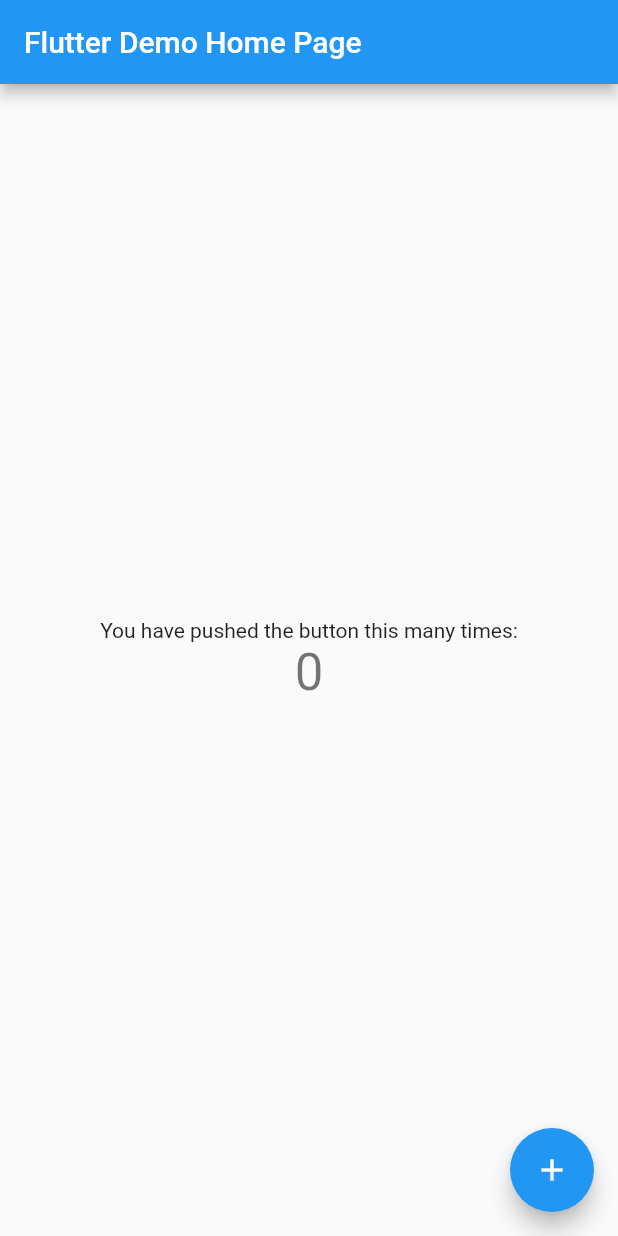
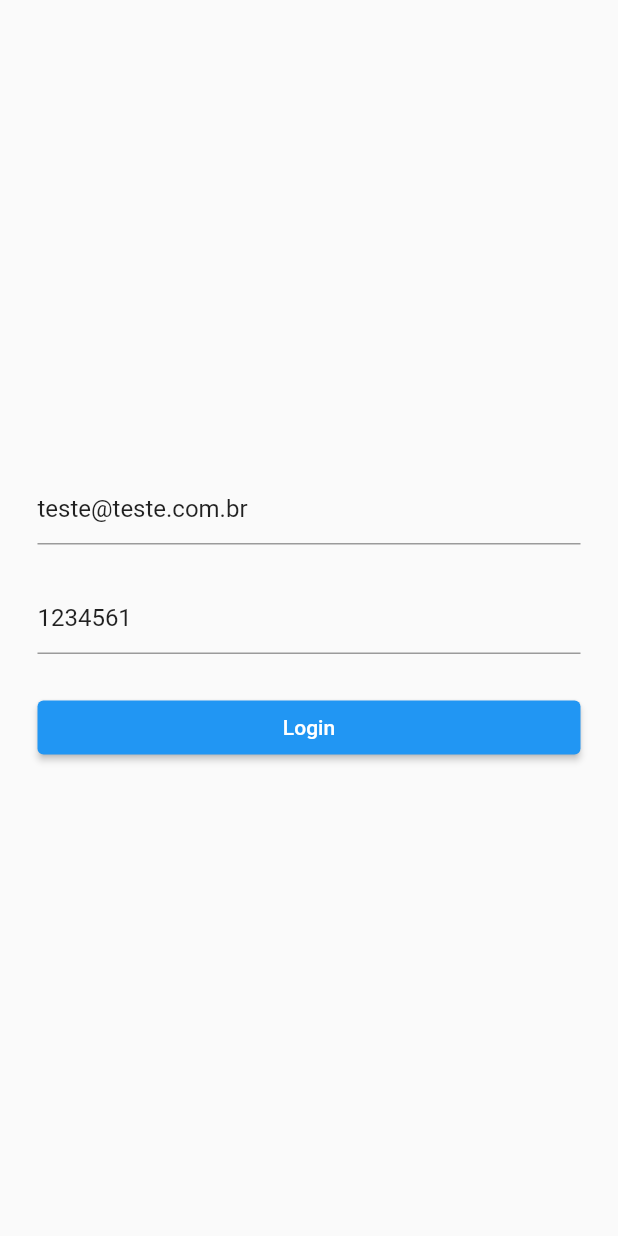
Before and after one commit to lstonussi/bloc_test, a Flutter app: the screen it shows after launch, on a phone screen of 412 x 824 dp. Run offline on Flutter 3.47's test engine with Material 2 defaults, Android fonts, the phone set to English and light mode, and no system bars; our stand-ins replace bloc, equatable, flutter_bloc.

Commit message:
eventose

```diff
--- /dev/null
+++ b/lib/bloc/login_bloc_bloc.dart
@@ -0,0 +1,42 @@
+import 'dart:async';
+
+import 'package:bloc/bloc.dart';
+import 'package:bloc_test/user.dart';
+import 'package:equatable/equatable.dart';
+
+part 'login_bloc_event.dart';
+part 'login_bloc_state.dart';
+
+class LoginBlocBloc extends Bloc<LoginBlocEvent, LoginBlocState> {
+  LoginBlocBloc() : super(LoginBlocInitial());
+
+  @override
+  Stream<LoginBlocState> mapEventToState(
+    LoginBlocEvent event,
+    //recebe todos os eventos que a aplicacao disparar e a partir disso
+    //vai disparando os estados da aplicacao
+  ) async* {
+    if (event is SignInEvent) {
+      try {
+        yield StartLoginState();
+        final user = await authenticate(event.email, event.pass);
+        if (user == null) {
+          yield ErrorLoginState(message: "E-mail ou senha incorreta");
+        } else {
+          yield SuccessLoginState(user: user);
+        }
+      } catch (e) {
+        yield ErrorLoginState(message: "Ops! algo deu errado");
+        print(e);
+      }
+    }
+  }
+
+  Future<User> authenticate(String email, String pass) {
+    return Future.delayed(Duration(seconds: 3), () {
+      if (email == "teste@teste.com.br" && pass == "123456")
+        return User(email: email, name: "Lucas");
+      return null;
+    });
+  }
+}
--- /dev/null
+++ b/lib/bloc/login_bloc_event.dart
@@ -0,0 +1,15 @@
+part of 'login_bloc_bloc.dart';
+
+abstract class LoginBlocEvent extends Equatable {
+  const LoginBlocEvent();
+}
+
+class SignInEvent extends LoginBlocEvent {
+  final String email;
+  final String pass;
+
+  SignInEvent({this.pass, this.email});
+
+  @override
+  List<Object> get props => [email, pass];
+}
--- /dev/null
+++ b/lib/bloc/login_bloc_state.dart
@@ -0,0 +1,32 @@
+part of 'login_bloc_bloc.dart';
+
+abstract class LoginBlocState extends Equatable {
+  const LoginBlocState();
+}
+
+class LoginBlocInitial extends LoginBlocState {
+  @override
+  List<Object> get props => [];
+}
+
+class StartLoginState extends LoginBlocState {
+  @override
+  List<Object> get props => null;
+}
+
+class SuccessLoginState extends LoginBlocState {
+  final User user;
+  SuccessLoginState({this.user});
+  @override
+  List<Object> get props => [user];
+}
+
+class ErrorLoginState extends LoginBlocState {
+  final String message;
+  ErrorLoginState({
+    this.message,
+  });
+
+  @override
+  List<Object> get props => [message];
+}
--- /dev/null
+++ b/lib/home.dart
@@ -0,0 +1,15 @@
+import 'package:bloc_test/user.dart';
+import 'package:flutter/material.dart';
+
+class HomePage extends StatelessWidget {
+  final User user;
+  static const routeName = "HOME";
+
+  const HomePage({Key key, this.user}) : super(key: key);
+  @override
+  Widget build(BuildContext context) {
+    return Scaffold(
+      body: Center(child: Text("Bem-Vindo: ${user.name}")),
+    );
+  }
+}
--- /dev/null
+++ b/lib/login.dart
@@ -0,0 +1,59 @@
+import 'package:bloc_test/bloc/login_bloc_bloc.dart';
+import 'package:flutter/material.dart';
+import 'package:flutter_bloc/flutter_bloc.dart';
+
+class Login extends StatelessWidget {
+  final String errorMessage;
+  Login({this.errorMessage});
+  static const routeName = "LOGIN_PAGE";
+  final _emailController = TextEditingController(text: "teste@teste.com.br");
+  final _passController = TextEditingController(text: "1234561");
+
+  @override
+  Widget build(BuildContext context) {
+    final bloc = BlocProvider.of<LoginBlocBloc>(context);
+    void _authenticate() {
+      final sigInEvent =
+          SignInEvent(email: _emailController.text, pass: _passController.text);
+      bloc.add(sigInEvent);
+    }
+
+    return Scaffold(
+      body: Container(
+        child: Padding(
+          padding: const EdgeInsets.all(25.0),
+          child: Column(
+            mainAxisAlignment: MainAxisAlignment.center,
+            children: [
+              TextField(
+                controller: _emailController,
+              ),
+              SizedBox(
+                height: 25,
+              ),
+              TextField(
+                controller: _passController,
+              ),
+              SizedBox(
+                height: 25,
+              ),
+              errorMessage == null ? SizedBox() : Text(errorMessage),
+              Row(
+                children: [
+                  Expanded(
+                    child: ElevatedButton(
+                      onPressed: () {
+                        _authenticate();
+                      },
+                      child: Text("Login"),
+                    ),
+                  )
+                ],
+              )
+            ],
+          ),
+        ),
+      ),
+    );
+  }
+}
--- a/lib/main.dart
+++ b/lib/main.dart
@@ -1,4 +1,8 @@
+import 'package:bloc_test/bloc/login_bloc_bloc.dart';
+import 'package:bloc_test/home.dart';
+import 'package:bloc_test/login.dart';
 import 'package:flutter/material.dart';
+import 'package:flutter_bloc/flutter_bloc.dart';
 
 void main() {
   runApp(MyApp());
@@ -11,103 +15,31 @@ class MyApp extends StatelessWidget {
     return MaterialApp(
       title: 'Flutter Demo',
       theme: ThemeData(
-        // This is the theme of your application.
-        //
-        // Try running your application with "flutter run". You'll see the
-        // application has a blue toolbar. Then, without quitting the app, try
-        // changing the primarySwatch below to Colors.green and then invoke
-        // "hot reload" (press "r" in the console where you ran "flutter run",
-        // or simply save your changes to "hot reload" in a Flutter IDE).
-        // Notice that the counter didn't reset back to zero; the application
-        // is not restarted.
         primarySwatch: Colors.blue,
       ),
-      home: MyHomePage(title: 'Flutter Demo Home Page'),
+      routes: <String, WidgetBuilder>{
+        HomePage.routeName: (context) => HomePage(),
+        Login.routeName: (context) => Login()
+      },
+      home: MultiBlocProvider(
+        providers: [
+          BlocProvider<LoginBlocBloc>(
+            create: (context) => LoginBlocBloc(),
+          ),
+        ],
+        child: BlocBuilder<LoginBlocBloc, LoginBlocState>(
+          builder: (context, state) {
+            if (state is StartLoginState)
+              return Center(child: CircularProgressIndicator());
+            if (state is ErrorLoginState)
+              return Login(
+                errorMessage: state.message,
+              );
+            if (state is SuccessLoginState) return HomePage(user: state.user);
+            return Login();
+          },
+        ),
+      ),
     );
   }
 }
-
-class MyHomePage extends StatefulWidget {
-  MyHomePage({Key key, this.title}) : super(key: key);
-
-  // This widget is the home page of your application. It is stateful, meaning
-  // that it has a State object (defined below) that contains fields that affect
-  // how it looks.
-
-  // This class is the configuration for the state. It holds the values (in this
-  // case the title) provided by the parent (in this case the App widget) and
-  // used by the build method of the State. Fields in a Widget subclass are
-  // always marked "final".
-
-  final String title;
-
-  @override
-  _MyHomePageState createState() => _MyHomePageState();
-}
-
-class _MyHomePageState extends State<MyHomePage> {
-  int _counter = 0;
-
-  void _incrementCounter() {
-    setState(() {
-      // This call to setState tells the Flutter framework that something has
-      // changed in this State, which causes it to rerun the build method below
-      // so that the display can reflect the updated values. If we changed
-      // _counter without calling setState(), then the build method would not be
-      // called again, and so nothing would appear to happen.
-      _counter++;
-    });
-  }
-
-  @override
-  Widget build(BuildContext context) {
-    // This method is rerun every time setState is called, for instance as done
-    // by the _incrementCounter method above.
-    //
-    // The Flutter framework has been optimized to make rerunning build methods
-    // fast, so that you can just rebuild anything that needs updating rather
-    // than having to individually change instances of widgets.
-    return Scaffold(
-      appBar: AppBar(
-        // Here we take the value from the MyHomePage object that was created by
-        // the App.build method, and use it to set our appbar title.
-        title: Text(widget.title),
-      ),
-      body: Center(
-        // Center is a layout widget. It takes a single child and positions it
-        // in the middle of the parent.
-        child: Column(
-          // Column is also a layout widget. It takes a list of children and
-          // arranges them vertically. By default, it sizes itself to fit its
-          // children horizontally, and tries to be as tall as its parent.
-          //
-          // Invoke "debug painting" (press "p" in the console, choose the
-          // "Toggle Debug Paint" action from the Flutter Inspector in Android
-          // Studio, or the "Toggle Debug Paint" command in Visual Studio Code)
-          // to see the wireframe for each widget.
-          //
-          // Column has various properties to control how it sizes itself and
-          // how it positions its children. Here we use mainAxisAlignment to
-          // center the children vertically; the main axis here is the vertical
-          // axis because Columns are vertical (the cross axis would be
-          // horizontal).
-          mainAxisAlignment: MainAxisAlignment.center,
-          children: <Widget>[
-            Text(
-              'You have pushed the button this many times:',
-            ),
-            Text(
-              '$_counter',
-              style: Theme.of(context).textTheme.headline4,
-            ),
-          ],
-        ),
-      ),
-      floatingActionButton: FloatingActionButton(
-        onPressed: _incrementCounter,
-        tooltip: 'Increment',
-        child: Icon(Icons.add),
-      ), // This trailing comma makes auto-formatting nicer for build methods.
-    );
-  }
-}
--- /dev/null
+++ b/lib/user.dart
@@ -0,0 +1,13 @@
+import 'package:equatable/equatable.dart';
+
+class User extends Equatable {
+  final String name;
+  final String email;
+  User({
+    this.name,
+    this.email,
+  });
+
+  @override
+  List<Object> get props => [name, email];
+}
--- a/pubspec.yaml
+++ b/pubspec.yaml
@@ -23,7 +23,8 @@ environment:
 dependencies:
   flutter:
     sdk: flutter
-
+  flutter_bloc: ^6.1.2
+  equatable: ^1.2.6
 
   # The following adds the Cupertino Icons font to your application.
   # Use with the CupertinoIcons class for iOS style icons.
```
Also changed, not shown: pubspec.lock.
